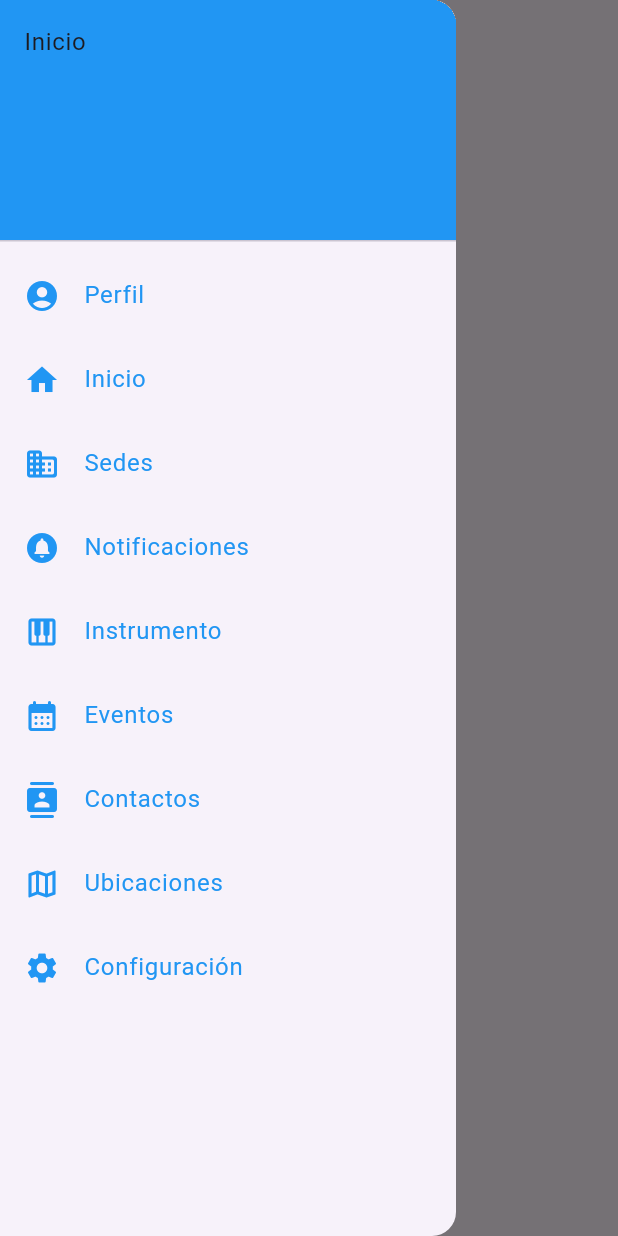
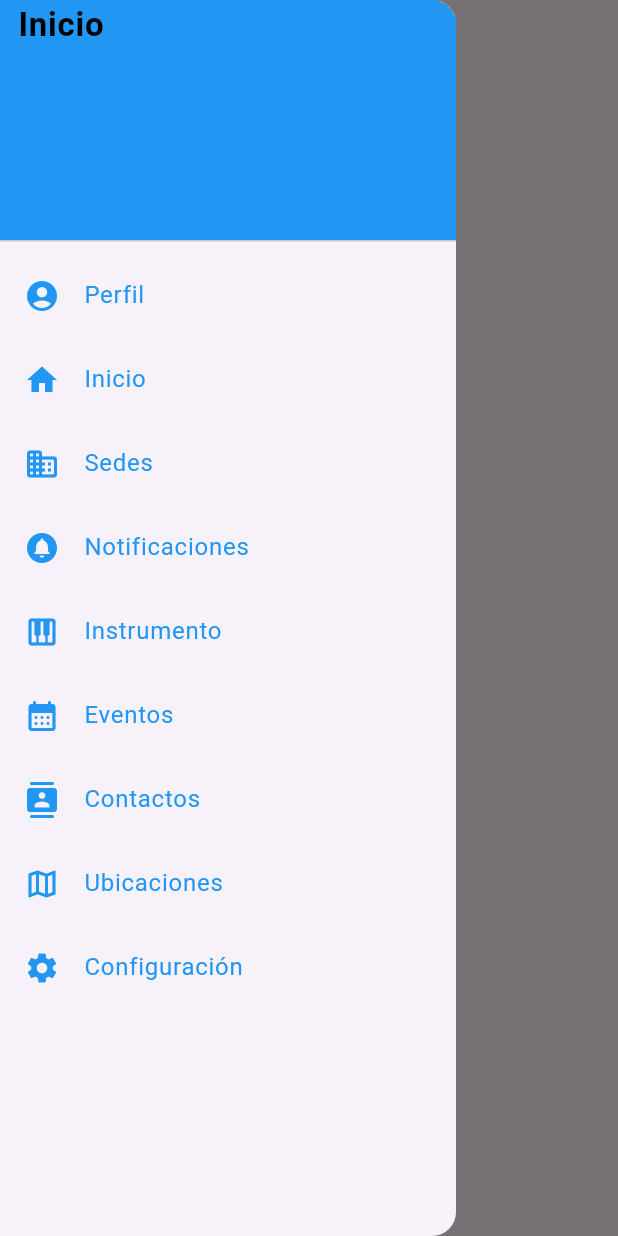
Before and after one commit to CarlosBurgos1609/REFMP, a Flutter app: the HomePage screen opened directly, with the side drawer open, on a phone screen of 412 x 824 dp. Run offline on Flutter 3.47's test engine with Material 3 defaults, Android fonts, the phone set to English and light mode, and no system bars; our stand-ins replace firebase_core; accounts and stored records are empty.

Commit message:
Update home

```diff
--- a/lib/interfaces/home.dart
+++ b/lib/interfaces/home.dart
@@ -15,7 +15,10 @@ class _HomePageState extends State<HomePage> {
   static const TextStyle optionStyle =
       TextStyle(fontSize: 30, fontWeight: FontWeight.bold);
   static const List<Widget> _widgetOptions = <Widget>[
-    Text('home', style: TextStyle(color: Colors.blue)),
+    Text(
+      'Perfil',
+      style: TextStyle(color: Colors.blue),
+    ),
     Text(
       'Index 1: Business',
       style: optionStyle,
@@ -62,18 +65,22 @@ class _HomePageState extends State<HomePage> {
         child: _widgetOptions[_selectedIndex],
       ),
       drawer: Drawer(
-        // Add a ListView to the drawer. This ensures the user can scroll
-        // through the options in the drawer if there isn't enough vertical
-        // space to fit everything.
         child: ListView(
-          // Important: Remove any padding from the ListView.
           padding: EdgeInsets.zero,
           children: [
             const DrawerHeader(
+                padding: EdgeInsets.fromLTRB(12, 0, 0, 12),
                 decoration: BoxDecoration(
                   color: Colors.blue,
                 ),
-                child: Text("Inicio")),
+                child: Text(
+                  "Inicio",
+                  style: TextStyle(
+                    fontSize: 22,
+                    color: Colors.black,
+                    fontWeight: FontWeight.bold,
+                  ),
+                )),
             ListTile(
               leading: const Icon(
                 Icons.account_circle_rounded,
```
